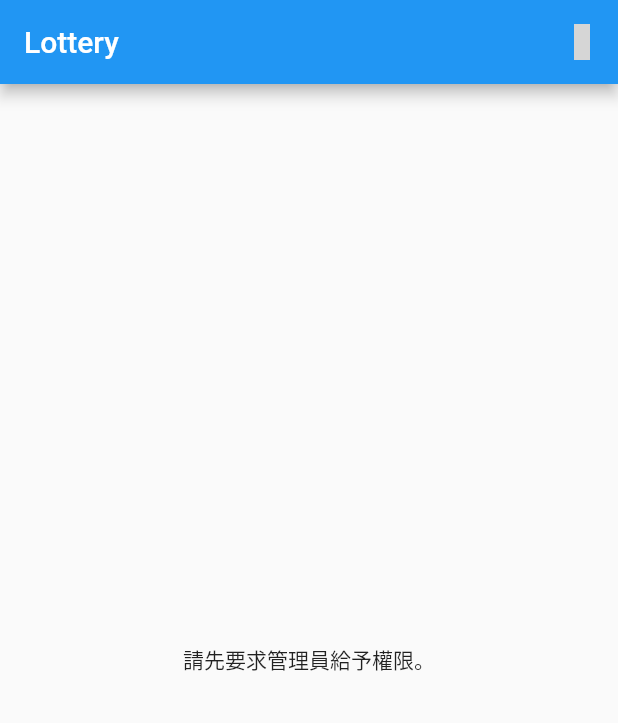
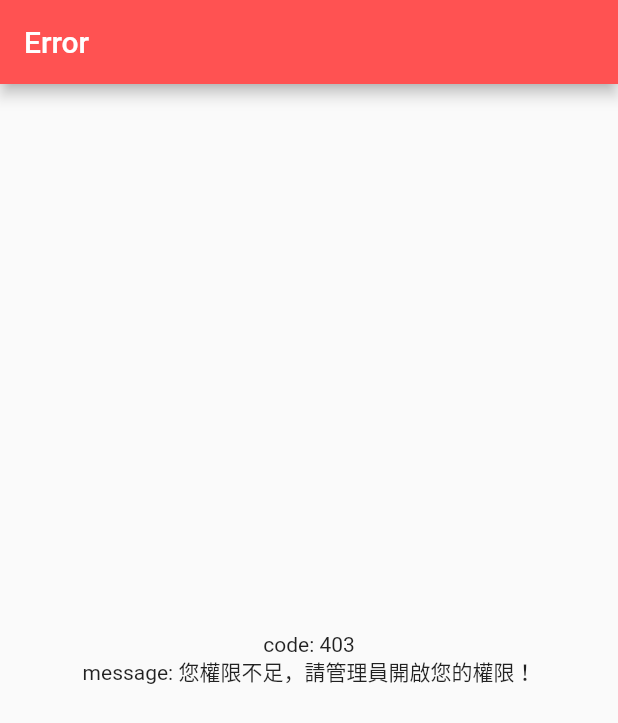
Before and after one commit to kevinypfan/lottery_system, a Flutter app: the screen it shows after launch, on a phone screen of 412 x 824 dp. Shown: the top 723 px of the screen. Run offline on Flutter 3.47's test engine with Material 2 defaults, Android fonts, the light colour scheme and no system bars; our stand-ins replace auto_size_text, community_material_icon, device_info, graphql; missing offline and left inert: barcode_scan, flutter_advanced_networkimage; statements that could not run were skipped; grey boxes are pictures that could not be loaded.

Commit message:
$: fix auth logic, +: not_forbidden_screen, bottom_navigation

```diff
--- a/client_app/lib/main.dart
+++ b/client_app/lib/main.dart
@@ -4,22 +4,24 @@ import 'package:provider/provider.dart';
 import './providers/device.dart';
 import './providers/lottery_data.dart';
 
-import './screens/lottery_data_screen.dart';
+// import './screens/lottery_data_screen.dart';
 import './screens/scanned_barcode_screen.dart';
 import './screens/error_screen.dart';
 import './screens/into_stock_screen.dart';
 
 import './widgets/loading_view.dart';
 import './layouts/default_layout.dart';
+import './screens/not_forbidden_screen.dart';
 
 void main() => runApp(MyApp());
 
 class MyApp extends StatelessWidget {
   @override
   Widget build(BuildContext context) {
+    Device device = Device();
     return MultiProvider(
       providers: [
-        ChangeNotifierProvider<Device>(create: (_) => Device()),
+        ChangeNotifierProvider<Device>(create: (_) => device),
         ChangeNotifierProvider<LotteryData>(create: (_) => LotteryData()),
       ],
       child: MaterialApp(
@@ -27,7 +29,15 @@ class MyApp extends StatelessWidget {
         theme: ThemeData(
           primarySwatch: Colors.blue,
         ),
-        home: MyHomePage(),
+        home: FutureBuilder(
+            future: device.checkDeviseAllow(),
+            builder: (ctx, deviceResultSnapshot) {
+              // print(deviceResultSnapshot);
+              return deviceResultSnapshot.connectionState ==
+                      ConnectionState.waiting
+                  ? LoadingView()
+                  : device.isAllow ? DefaultLayout() : NotForbiddenScreen();
+            }),
         routes: {
           ScannedBarcodeScreen.routeName: (ctx) => ScannedBarcodeScreen(),
           ErrorScreen.routeName: (ctx) => ErrorScreen(),
@@ -38,29 +48,29 @@ class MyApp extends StatelessWidget {
   }
 }
 
-class MyHomePage extends StatelessWidget {
-  @override
-  Widget build(BuildContext context) {
-    final device = Provider.of<Device>(context);
-    Widget _renderWidget() {
-      if (device.loading) {
-        return LoadingView();
-      } else if (device.isAllow) {
-        return LotteryDataScreen();
-      } else {
-        return Column(
-          mainAxisAlignment: MainAxisAlignment.center,
-          children: <Widget>[
-            Text('請先要求管理員給予權限。'),
-          ],
-        );
-      }
-    }
+// class MyHomePage extends StatelessWidget {
+//   @override
+//   Widget build(BuildContext context) {
+//     final device = Provider.of<Device>(context);
+//     Widget _renderWidget() {
+//       if (device.loading) {
+//         return LoadingView();
+//       } else if (device.isAllow) {
+//         return LotteryDataScreen();
+//       } else {
+//         return Column(
+//           mainAxisAlignment: MainAxisAlignment.center,
+//           children: <Widget>[
+//             Text('請先要求管理員給予權限。'),
+//           ],
+//         );
+//       }
+//     }
 
-    return DefaultLayout(
-      Center(
-        child: _renderWidget(),
-      ),
-    );
-  }
-}
+//     return DefaultLayout(
+//       Center(
+//         child: _renderWidget(),
+//       ),
+//     );
+//   }
+// }
--- /dev/null
+++ b/client_app/lib/screens/not_forbidden_screen.dart
@@ -0,0 +1,28 @@
+import 'package:flutter/material.dart';
+import 'package:path_provider/path_provider.dart';
+import 'package:provider/provider.dart';
+
+import '../providers/device.dart';
+
+class NotForbiddenScreen extends StatelessWidget {
+  @override
+  Widget build(BuildContext context) {
+    Device device = Provider.of<Device>(context);
+    print(device.isAllow);
+    return Scaffold(
+      appBar: AppBar(
+        title: Text('Error'),
+        backgroundColor: Colors.redAccent,
+      ),
+      body: Center(
+        child: Column(
+          mainAxisAlignment: MainAxisAlignment.center,
+          children: <Widget>[
+            Text('code: ${403}'),
+            Text('message: 您權限不足，請管理員開啟您的權限！'),
+          ],
+        ),
+      ),
+    );
+  }
+}
```
Also changed, not shown: client_app/lib/graphql/lottery_data.dart (+21 -1 lines), client_app/lib/layouts/default_layout.dart (+64 -4 lines), client_app/lib/models/bottom_navigation_item.dart (added, +9 -0 lines), client_app/lib/providers/device.dart (+23 -13 lines), client_app/lib/screens/into_stock_screen.dart (+113 -24 lines), client_app/lib/widgets/barcode_scan.dart (deleted, +0 -50 lines).
